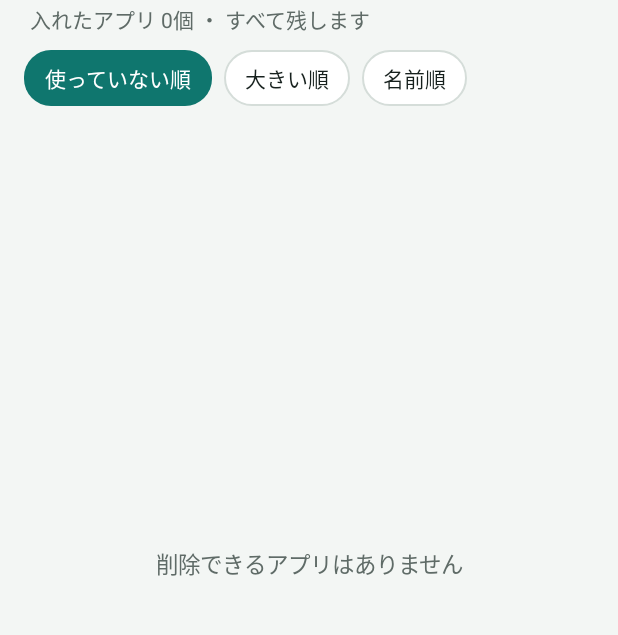
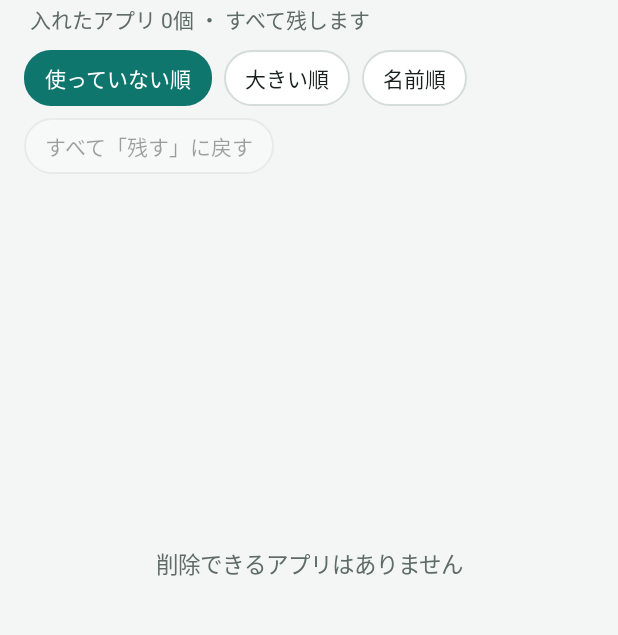
Before and after one commit to NobusatoKomatsu/weight-log, an Android app: the screen it shows after launch (MainActivity), on a phone screen of 412 x 824 dp, the part 78-713 px from its top. Run offline under Robolectric (Android 15) with nearby library versions, the phone set to English and light mode, and no system bars.

Commit message:
アプリ一掃: 使用状況の許可がないときは並び順の名前を「追加が古い順」に。「すべて残すに戻す」を常に表示して空白をなくす
Co-Authored-By: Claude Fable 5.2 <noreply@anthropic.com>
Claude-Session: https://claude.ai/code/session_01WQewJuRn2mGB1EbdpVRuwB

```diff
--- a/sweep-android/app/src/main/java/io/github/nobusatokomatsu/appsweep/MainActivity.kt
+++ b/sweep-android/app/src/main/java/io/github/nobusatokomatsu/appsweep/MainActivity.kt
@@ -204,6 +204,8 @@ class MainActivity : ComponentActivity() {
         val now = System.currentTimeMillis()
         adapter.show(sortRows(rows, sort), now)
         for ((s, chip) in sortChips) chip.setChipOn(s == sort)
+        // 使用状況の許可がないあいだは、最後に使った日が分からないので、入れた日の古い順になる
+        sortChips[Sort.UNUSED]?.text = if (loaded && !hasUsage) "追加が古い順" else "使っていない順"
         banner.visibility = if (loaded && !hasUsage) View.VISIBLE else View.GONE
 
         summary.text = when {
@@ -217,7 +219,9 @@ class MainActivity : ComponentActivity() {
         list.visibility = if (!loaded || nothing) View.GONE else View.VISIBLE
 
         val picked = rows.filter { it.pkg in remove }
-        resetChip.visibility = if (picked.isEmpty()) View.INVISIBLE else View.VISIBLE
+        // 出したり消したりすると一覧が上下に動いて押し間違えるので、常に出しておき、使えないときは薄くする
+        resetChip.isEnabled = picked.isNotEmpty()
+        resetChip.alpha = if (picked.isEmpty()) 0.4f else 1f
         deleteButton.text = when {
             !loaded -> "調べています…"
             picked.isEmpty() -> "いらないアプリのチェックを外してください"
```
